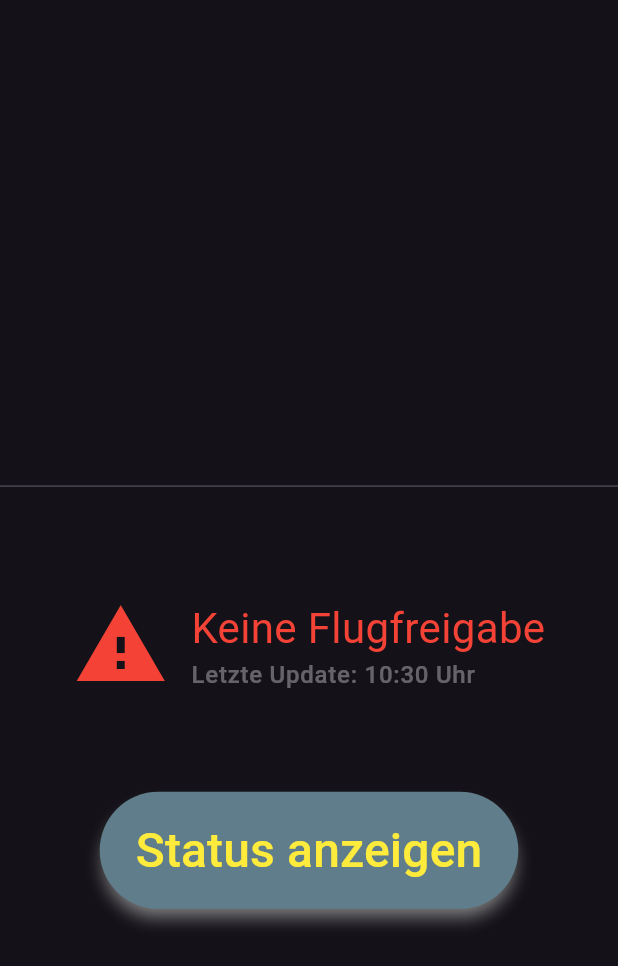
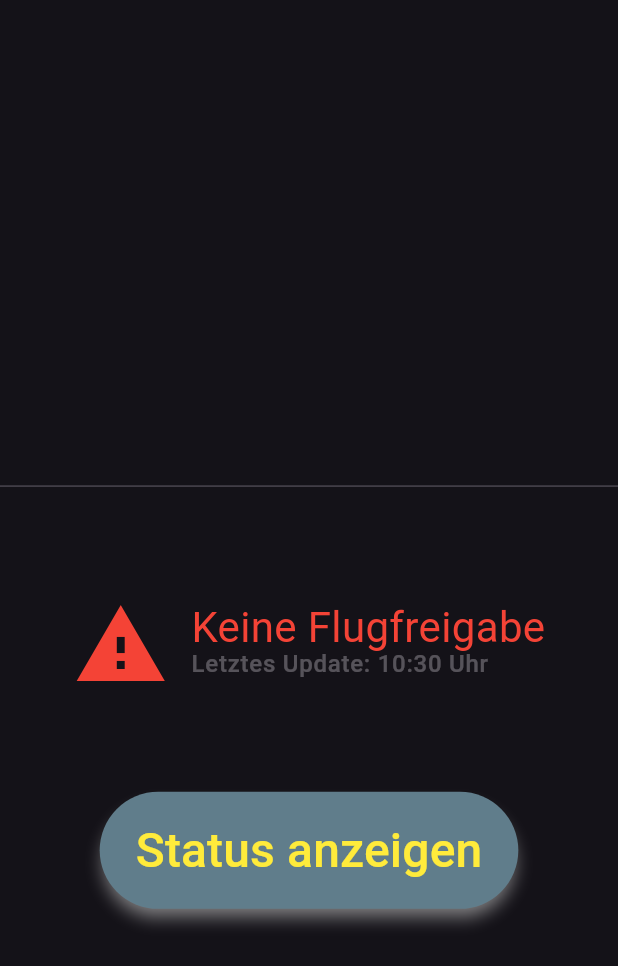
Before and after one commit to soumas/model-flight-logbook, a Flutter app: the SelectedEndpointView widget shown alone on an empty page, opened directly with empty values, on a phone screen of 412 x 824 dp. Shown: the top 966 px of the screen. Run offline on Flutter 3.47's test engine with Material 3 defaults, Android fonts, the light colour scheme and no system bars; our stand-ins replace dart_mappable, dio, flutter_bloc, get_it, shared_preferences, toastification; missing offline and left inert: virtual_keyboard_multi_language; accounts and stored records are empty; generated files the repository leaves out were written again; statements that could not run were skipped; project files that could hold a hidden picture were left out.

```diff
--- a/terminal/lib/ui/screen/pilotid_input/fragments/pilotid_input_view.dart
+++ b/terminal/lib/ui/screen/pilotid_input/fragments/pilotid_input_view.dart
@@ -80,10 +80,10 @@ class SelectedEndpointView extends StatelessWidget {
                   Column(
                     crossAxisAlignment: CrossAxisAlignment.start,
                     children: [
-                      Text('${state.terminalStatus?.utmStatus.label}', style: Theme.of(context).textTheme.bodyMedium?.copyWith(color: state.terminalStatus?.utmStatus.color)),
+                      Text('${state.terminalStatus?.utmStatus.label}', style: Theme.of(context).textTheme.bodyMedium?.copyWith(color: state.terminalStatus?.utmStatus.color, height: 0.9)),
                       Text(
-                        'Letzte Update: ${DateFormat.Hm().format(state.terminalStatus!.statusReceiveTime!)} Uhr',
-                        style: Theme.of(context).textTheme.labelSmall?.copyWith(color: Theme.of(context).colorScheme.onSurface.withAlpha(100)),
+                        'Letztes Update: ${DateFormat.Hm().format(state.terminalStatus!.statusReceiveTime!)} Uhr',
+                        style: Theme.of(context).textTheme.labelSmall?.copyWith(color: Theme.of(context).colorScheme.onSurface.withAlpha(80)),
                       ),
                     ],
                   ),
```
